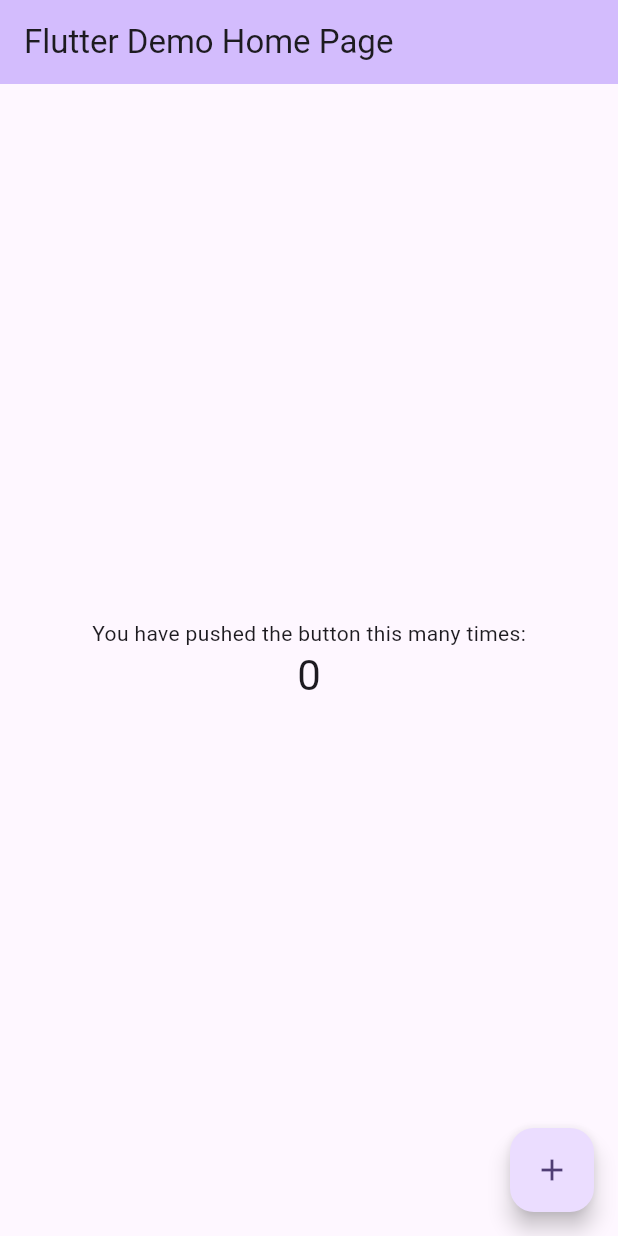
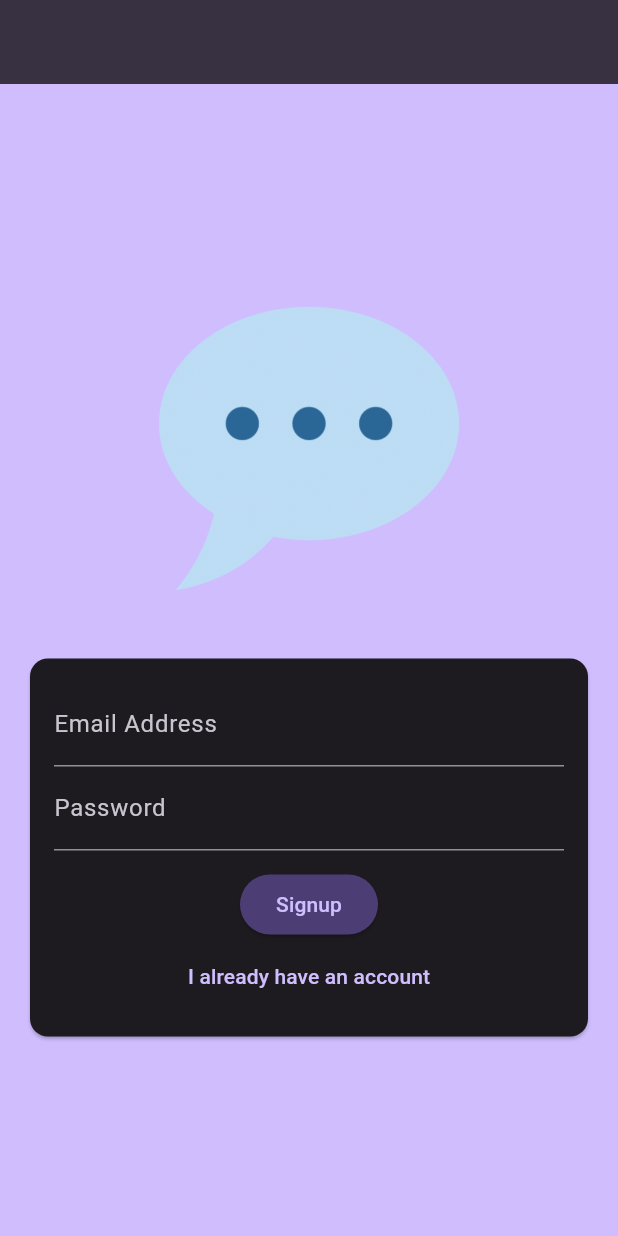
Before and after one commit to shino369/flutter-starter-pack, a Flutter app: the screen it shows after launch, on a phone screen of 412 x 824 dp. Run offline on Flutter 3.47's test engine with Material 3 defaults, Android fonts, the phone set to English and light mode, and no system bars; our stand-ins replace flutter_riverpod, google_fonts, google_maps_flutter, image_picker, location, sqflite and 1 more; accounts and stored records are empty.

Commit message:
add login UI

```diff
--- a/chat_app/lib/main.dart
+++ b/chat_app/lib/main.dart
@@ -1,125 +1,45 @@
+import 'package:chat_app/screens/auth.dart';
 import 'package:flutter/material.dart';
 
+import 'package:google_fonts/google_fonts.dart';
+
+final colorScheme = ColorScheme.fromSeed(
+  brightness: Brightness.dark,
+  seedColor: const Color.fromARGB(255, 102, 6, 247),
+  surface: const Color.fromARGB(255, 56, 49, 66),
+);
+
+final theme = ThemeData().copyWith(
+  scaffoldBackgroundColor: colorScheme.surface,
+  colorScheme: colorScheme,
+  textTheme: GoogleFonts.ubuntuCondensedTextTheme().copyWith(
+    titleSmall: GoogleFonts.ubuntuCondensed(
+      fontWeight: FontWeight.bold,
+    ),
+    titleMedium: GoogleFonts.ubuntuCondensed(
+      fontWeight: FontWeight.bold,
+    ),
+    titleLarge: GoogleFonts.ubuntuCondensed(
+      fontWeight: FontWeight.bold,
+    ),
+  ),
+);
+
 void main() {
-  runApp(const MyApp());
+  runApp(
+      const MyApp(),
+  );
 }
 
 class MyApp extends StatelessWidget {
-  const MyApp({super.key});
+  const MyApp({Key? key}) : super(key: key);
 
-  // This widget is the root of your application.
   @override
   Widget build(BuildContext context) {
     return MaterialApp(
-      title: 'Flutter Demo',
-      theme: ThemeData(
-        // This is the theme of your application.
-        //
-        // TRY THIS: Try running your application with "flutter run". You'll see
-        // the application has a purple toolbar. Then, without quitting the app,
-        // try changing the seedColor in the colorScheme below to Colors.green
-        // and then invoke "hot reload" (save your changes or press the "hot
-        // reload" button in a Flutter-supported IDE, or press "r" if you used
-        // the command line to start the app).
-        //
-        // Notice that the counter didn't reset back to zero; the application
-        // state is not lost during the reload. To reset the state, use hot
-        // restart instead.
-        //
-        // This works for code too, not just values: Most code changes can be
-        // tested with just a hot reload.
-        colorScheme: ColorScheme.fromSeed(seedColor: Colors.deepPurple),
-        useMaterial3: true,
-      ),
-      home: const MyHomePage(title: 'Flutter Demo Home Page'),
+      title: 'Great Places',
+      theme: theme,
+      home: const AuthScreen(),
     );
   }
 }
-
-class MyHomePage extends StatefulWidget {
-  const MyHomePage({super.key, required this.title});
-
-  // This widget is the home page of your application. It is stateful, meaning
-  // that it has a State object (defined below) that contains fields that affect
-  // how it looks.
-
-  // This class is the configuration for the state. It holds the values (in this
-  // case the title) provided by the parent (in this case the App widget) and
-  // used by the build method of the State. Fields in a Widget subclass are
-  // always marked "final".
-
-  final String title;
-
-  @override
-  State<MyHomePage> createState() => _MyHomePageState();
-}
-
-class _MyHomePageState extends State<MyHomePage> {
-  int _counter = 0;
-
-  void _incrementCounter() {
-    setState(() {
-      // This call to setState tells the Flutter framework that something has
-      // changed in this State, which causes it to rerun the build method below
-      // so that the display can reflect the updated values. If we changed
-      // _counter without calling setState(), then the build method would not be
-      // called again, and so nothing would appear to happen.
-      _counter++;
-    });
-  }
-
-  @override
-  Widget build(BuildContext context) {
-    // This method is rerun every time setState is called, for instance as done
-    // by the _incrementCounter method above.
-    //
-    // The Flutter framework has been optimized to make rerunning build methods
-    // fast, so that you can just rebuild anything that needs updating rather
-    // than having to individually change instances of widgets.
-    return Scaffold(
-      appBar: AppBar(
-        // TRY THIS: Try changing the color here to a specific color (to
-        // Colors.amber, perhaps?) and trigger a hot reload to see the AppBar
-        // change color while the other colors stay the same.
-        backgroundColor: Theme.of(context).colorScheme.inversePrimary,
-        // Here we take the value from the MyHomePage object that was created by
-        // the App.build method, and use it to set our appbar title.
-        title: Text(widget.title),
-      ),
-      body: Center(
-        // Center is a layout widget. It takes a single child and positions it
-        // in the middle of the parent.
-        child: Column(
-          // Column is also a layout widget. It takes a list of children and
-          // arranges them vertically. By default, it sizes itself to fit its
-          // children horizontally, and tries to be as tall as its parent.
-          //
-          // Column has various properties to control how it sizes itself and
-          // how it positions its children. Here we use mainAxisAlignment to
-          // center the children vertically; the main axis here is the vertical
-          // axis because Columns are vertical (the cross axis would be
-          // horizontal).
-          //
-          // TRY THIS: Invoke "debug painting" (choose the "Toggle Debug Paint"
-          // action in the IDE, or press "p" in the console), to see the
-          // wireframe for each widget.
-          mainAxisAlignment: MainAxisAlignment.center,
-          children: <Widget>[
-            const Text(
-              'You have pushed the button this many times:',
-            ),
-            Text(
-              '$_counter',
-              style: Theme.of(context).textTheme.headlineMedium,
-            ),
-          ],
-        ),
-      ),
-      floatingActionButton: FloatingActionButton(
-        onPressed: _incrementCounter,
-        tooltip: 'Increment',
-        child: const Icon(Icons.add),
-      ), // This trailing comma makes auto-formatting nicer for build methods.
-    );
-  }
-}
--- /dev/null
+++ b/chat_app/lib/screens/auth.dart
@@ -0,0 +1,82 @@
+import 'package:flutter/material.dart';
+
+class AuthScreen extends StatefulWidget {
+  const AuthScreen({super.key});
+
+  @override
+  State<AuthScreen> createState() {
+    return _AuthScreenState();
+  }
+}
+
+class _AuthScreenState extends State<AuthScreen> {
+  bool _isLogin = false;
+  @override
+  Widget build(BuildContext context) {
+    return Scaffold(
+      backgroundColor: Theme.of(context).colorScheme.primary,
+      appBar: AppBar(),
+      body: Center(
+        child: SingleChildScrollView(
+          child: Column(
+            mainAxisAlignment: MainAxisAlignment.center,
+            children: [
+              Container(
+                margin: const EdgeInsets.only(
+                    top: 30, bottom: 20, left: 20, right: 20),
+                width: 200,
+                child: Image.asset('assets/images/chat.png'),
+              ),
+              Card(
+                margin: const EdgeInsets.all(20),
+                child: SingleChildScrollView(
+                  child: Padding(
+                    padding: const EdgeInsets.all(16),
+                    child: Form(
+                        child: Column(
+                      mainAxisSize: MainAxisSize.min,
+                      children: [
+                        TextFormField(
+                          decoration: const InputDecoration(
+                            labelText: 'Email Address',
+                          ),
+                          keyboardType: TextInputType.emailAddress,
+                          autocorrect: false,
+                          textCapitalization: TextCapitalization.none,
+                        ),
+                        TextFormField(
+                          decoration: const InputDecoration(
+                            labelText: 'Password',
+                          ),
+                          obscureText: true,
+                        ),
+                        const SizedBox(height: 12),
+                        ElevatedButton(
+                          style: ElevatedButton.styleFrom(
+                            backgroundColor: Theme.of(context).colorScheme.primaryContainer
+                          ),
+                          onPressed: () {},
+                          child: Text(_isLogin ? 'Login' : 'Signup'),
+                        ),
+                        TextButton(
+                          onPressed: () {
+                            setState(() {
+                              _isLogin = !_isLogin;
+                            });
+                          },
+                          child: Text(_isLogin
+                              ? 'Create an account'
+                              : 'I already have an account'),
+                        ),
+                      ],
+                    )),
+                  ),
+                ),
+              )
+            ],
+          ),
+        ),
+      ),
+    );
+  }
+}
--- a/chat_app/pubspec.yaml
+++ b/chat_app/pubspec.yaml
@@ -35,6 +35,7 @@ dependencies:
   # The following adds the Cupertino Icons font to your application.
   # Use with the CupertinoIcons class for iOS style icons.
   cupertino_icons: ^1.0.6
+  google_fonts: ^6.2.1
 
 dev_dependencies:
   flutter_test:
@@ -59,7 +60,8 @@ flutter:
   uses-material-design: true
 
   # To add assets to your application, add an assets section, like this:
-  # assets:
+  assets:
+      - assets/images/
   #   - images/a_dot_burr.jpeg
   #   - images/a_dot_ham.jpeg
 
```
Also changed, not shown: chat_app/assets/images/chat.png (added), chat_app/pubspec.lock, 9 other files.
